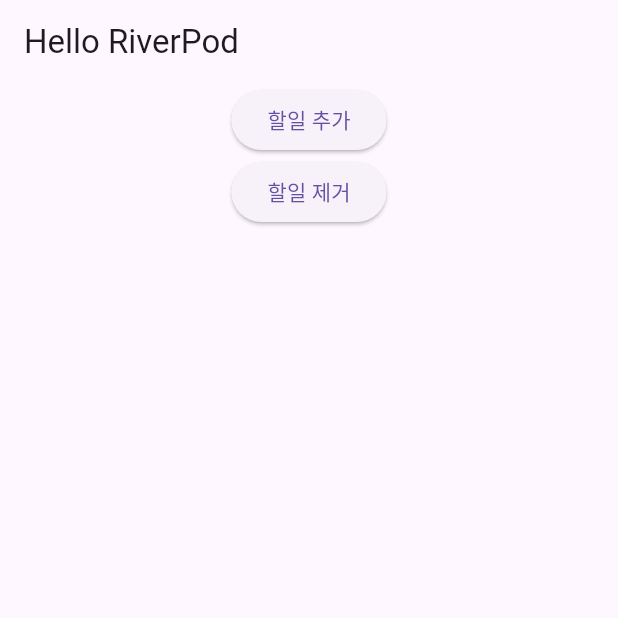
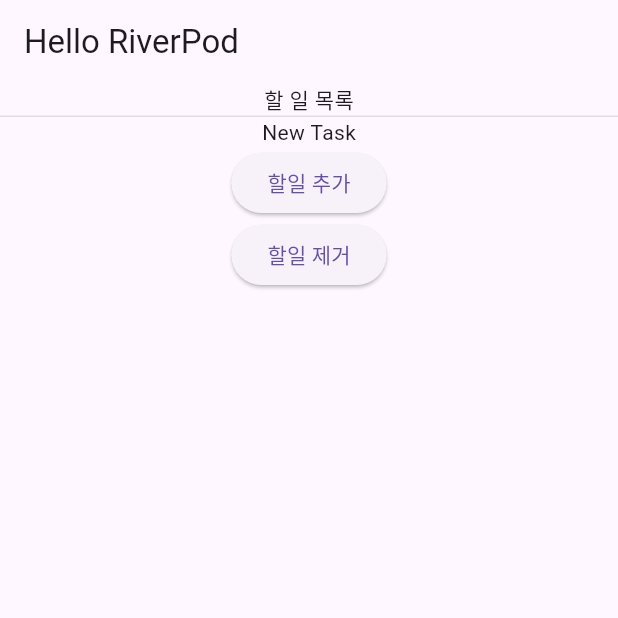
Before and after one commit to hoony00/smartGYM, a Flutter app: the screen it shows after launch, after a tap on "할일 추가", on a phone screen of 412 x 824 dp, the top half of it. Run offline on Flutter 3.47's test engine with Material 3 defaults, Android fonts, the phone set to English and light mode, and no system bars; our stand-ins replace cloud_firestore, easy_localization, flutter_riverpod, flutter_screenutil, go_router, in_app_review and 2 more; missing offline and left inert: nav; accounts and stored records are empty.

Commit message:
StateNotifierProvider 적용

```diff
--- a/smartGYM/lib/page/riverpod_page/rever_view.dart
+++ b/smartGYM/lib/page/riverpod_page/rever_view.dart
@@ -10,30 +10,36 @@ class RiverView extends ConsumerWidget {
 
   @override
   Widget build(BuildContext context, WidgetRef ref) {
-    final String value = ref.watch(helloWorldProvider);
-
-    ref.listen(counterProvider, (previousState, newState) {
-      print("The new value is $newState");
-    });
-
-
+    // todoListProvider를 통해 TodoListNotifier를 가져옴
+    final TodoListState todoListState = ref.watch(todoListProvider);
 
     return Scaffold(
       body: Center(
         child: Column(
           children: [
-            ElevatedButton(onPressed: () {
-
-
-                  }, child: const Text('할일 추가')),
-            ElevatedButton(onPressed: () {
-
-            }, child: const Text('할일 제거')),
+            Text('할 일 목록'),
+            const Line(),
+            // 할 일 목록 출력
+            ...todoListState.todos.map((todo) => Text(todo.title)),
+            ElevatedButton(
+              onPressed: () {
+                // 할 일 추가 버튼 클릭 시 TodoListProvider의 addTodo 메서드 호출
+                ref.read(todoListProvider.notifier).addTodo("New Task");
+              },
+              child: const Text('할일 추가'),
+            ),
+            ElevatedButton(
+              onPressed: () {
+                // 할 일 제거 버튼 클릭 시 TodoListProvider의 removeTodo 메서드 호출
+                if (todoListState.todos.isNotEmpty) {
+                  ref.read(todoListProvider.notifier).removeTodo(0);
+                }
+              },
+              child: const Text('할일 제거'),
+            ),
           ],
         ),
       ),
-
     );
   }
-
 }
```
Also changed, not shown: smartGYM/lib/page/riverpod_page/todo_provider.dart (+10 -18 lines).
